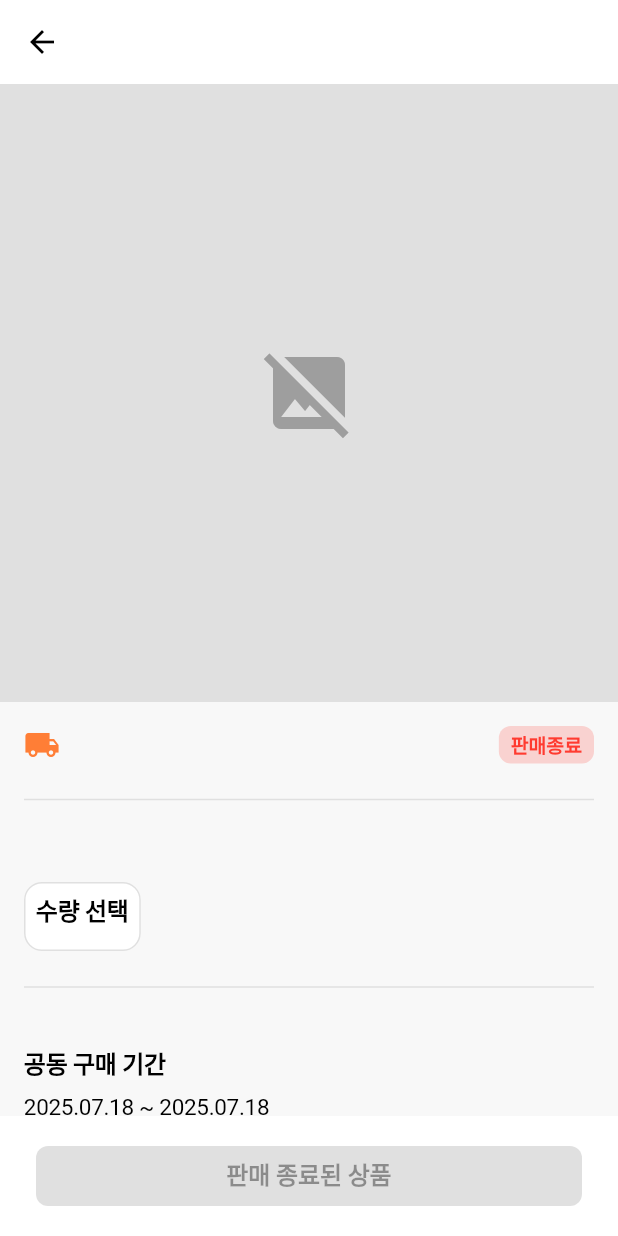
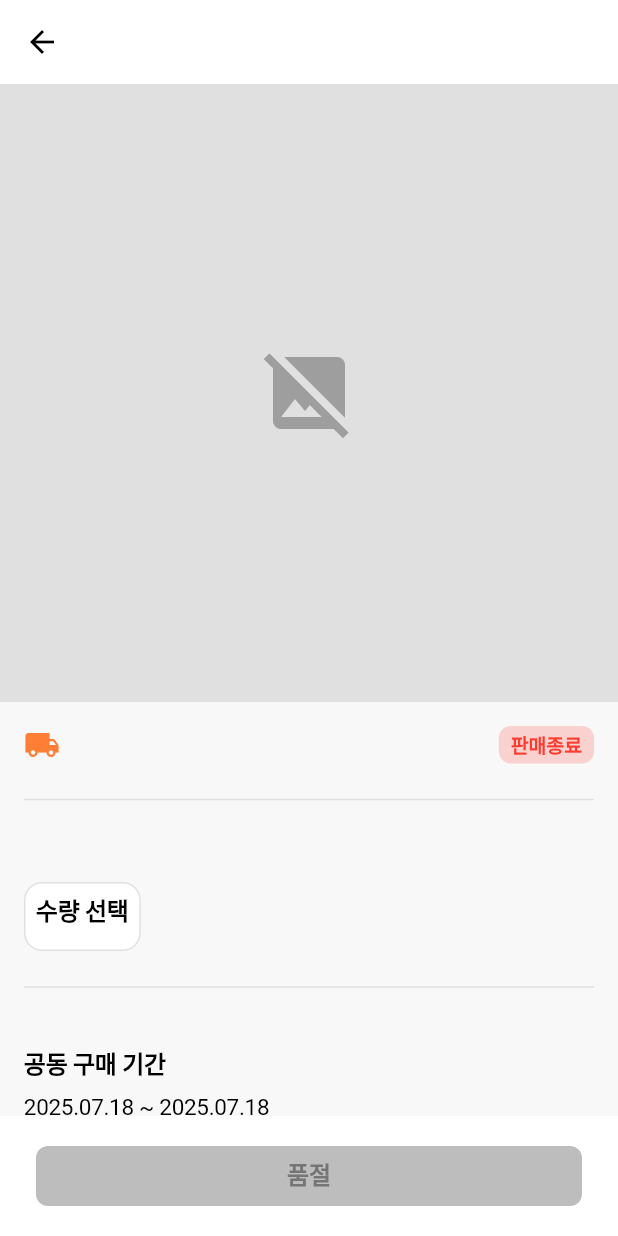
Before and after one commit to cherryberryyogurt/watchman-app-pjh, a Flutter app: the ProductDetailScreen screen opened directly with empty values, on a phone screen of 412 x 824 dp. Run offline on Flutter 3.47's test engine with Material 3 defaults, Android fonts, the phone set to English and light mode, and no system bars; our stand-ins replace cached_network_image, cloud_firestore, cloud_functions, connectivity_plus, dots_indicator, equatable and 14 more; missing offline and left inert: dart:html, tosspayments_widget_sdk_flutter; accounts and stored records are empty; generated files the repository leaves out were written again; Roboto replaces fonts that are missing (Pretendard); project files that could hold a hidden picture were left out.

Commit message:
feat: 제품 목록 및 상세 화면에서 품절 상태 처리 개선
- 제품 목록 아이템에 품절 배지 추가
- 제품 상세 화면에서 품절 시 알림 모달 및 버튼 상태 변경 구현
- 제품 필터링 로직에 품절 및 재고 상태 반영하여 사용자 경험 향상

```diff
--- a/lib/features/products/screens/product_detail_screen.dart
+++ b/lib/features/products/screens/product_detail_screen.dart
@@ -273,7 +273,53 @@ class _ProductDetailScreenState extends ConsumerState<ProductDetailScreen> {
                           const SizedBox(height: Dimensions.spacingMd),
 
                           // Stock
-                          if (product.stock < AppConfig.lowStockThreshold)
+                          if (product.stock == 0)
+                            Container(
+                              padding: const EdgeInsets.symmetric(
+                                horizontal: 12,
+                                vertical: 8,
+                              ),
+                              decoration: BoxDecoration(
+                                color: Theme.of(context).brightness ==
+                                        Brightness.dark
+                                    ? Colors.grey[800]
+                                    : Colors.grey[200],
+                                borderRadius:
+                                    BorderRadius.circular(Dimensions.radiusSm),
+                                border: Border.all(
+                                  color: Theme.of(context).brightness ==
+                                          Brightness.dark
+                                      ? Colors.grey[600]!
+                                      : Colors.grey[400]!,
+                                  width: 1,
+                                ),
+                              ),
+                              child: Row(
+                                mainAxisSize: MainAxisSize.min,
+                                children: [
+                                  Icon(
+                                    Icons.info_outline,
+                                    size: 16,
+                                    color: Theme.of(context).brightness ==
+                                            Brightness.dark
+                                        ? Colors.grey[400]
+                                        : Colors.grey[600],
+                                  ),
+                                  const SizedBox(width: 6),
+                                  Text(
+                                    '품절',
+                                    style: TextStyles.bodyMedium.copyWith(
+                                      color: Theme.of(context).brightness ==
+                                              Brightness.dark
+                                          ? Colors.grey[400]
+                                          : Colors.grey[600],
+                                      fontWeight: FontWeight.w500,
+                                    ),
+                                  ),
+                                ],
+                              ),
+                            )
+                          else if (product.stock < AppConfig.lowStockThreshold)
                             Text(
                               '재고: ${product.stock}개',
                               style: TextStyles.bodyMedium.copyWith(
@@ -354,14 +400,31 @@ class _ProductDetailScreenState extends ConsumerState<ProductDetailScreen> {
                       borderRadius: BorderRadius.circular(Dimensions.radiusSm),
                     ),
                     minimumSize: const Size.fromHeight(48), // 최소 높이 명시적 설정
+                    backgroundColor: product.stock == 0
+                        ? (Theme.of(context).brightness == Brightness.dark
+                            ? Colors.grey[800]
+                            : Colors.grey[400])
+                        : null,
+                    foregroundColor: product.stock == 0
+                        ? (Theme.of(context).brightness == Brightness.dark
+                            ? Colors.grey[400]
+                            : Colors.grey[600])
+                        : null,
                   ),
-                  onPressed: (isLoading || !product.isOnSale)
-                      ? null
-                      : () {
-                          _addToCart(product, 1);
-                        },
+                  onPressed:
+                      (isLoading || !product.isOnSale || product.stock == 0)
+                          ? (product.stock == 0)
+                              ? () => _showOutOfStockModal(context)
+                              : null
+                          : () {
+                              _addToCart(product, 1);
+                            },
                   child: Text(
-                    product.isOnSale ? '장바구니에 담기' : '판매 종료된 상품',
+                    product.stock == 0
+                        ? '품절'
+                        : product.isOnSale
+                            ? '장바구니에 담기'
+                            : '판매 종료된 상품',
                     style: const TextStyle(
                       fontSize: 16,
                       fontWeight: FontWeight.w600,
@@ -737,4 +800,52 @@ class _ProductDetailScreenState extends ConsumerState<ProductDetailScreen> {
       }
     }
   }
+
+  /// Out of Stock 모달 표시
+  void _showOutOfStockModal(BuildContext context) {
+    showDialog(
+      context: context,
+      builder: (BuildContext context) {
+        return AlertDialog(
+          shape: RoundedRectangleBorder(
+            borderRadius: BorderRadius.circular(Dimensions.radiusMd),
+          ),
+          title: Row(
+            children: [
+              Icon(
+                Icons.info_outline,
+                color: Theme.of(context).brightness == Brightness.dark
+                    ? Colors.grey[400]
+                    : Colors.grey[600],
+                size: 24,
+              ),
+              const SizedBox(width: 8),
+              Text(
+                '품절',
+                style: TextStyles.titleMedium.copyWith(
+                  fontWeight: FontWeight.w600,
+                ),
+              ),
+            ],
+          ),
+          content: Text(
+            '이 상품은 품절되었습니다.',
+            style: TextStyles.bodyMedium,
+          ),
+          actions: [
+            TextButton(
+              onPressed: () => Navigator.of(context).pop(),
+              child: Text(
+                '확인',
+                style: TextStyles.bodyMedium.copyWith(
+                  color: ColorPalette.primary,
+                  fontWeight: FontWeight.w600,
+                ),
+              ),
+            ),
+          ],
+        );
+      },
+    );
+  }
 }
```
Also changed, not shown: lib/features/products/repositories/product_repository.dart (+77 -13 lines), lib/features/products/widgets/product_list_item.dart (+43 -7 lines).
